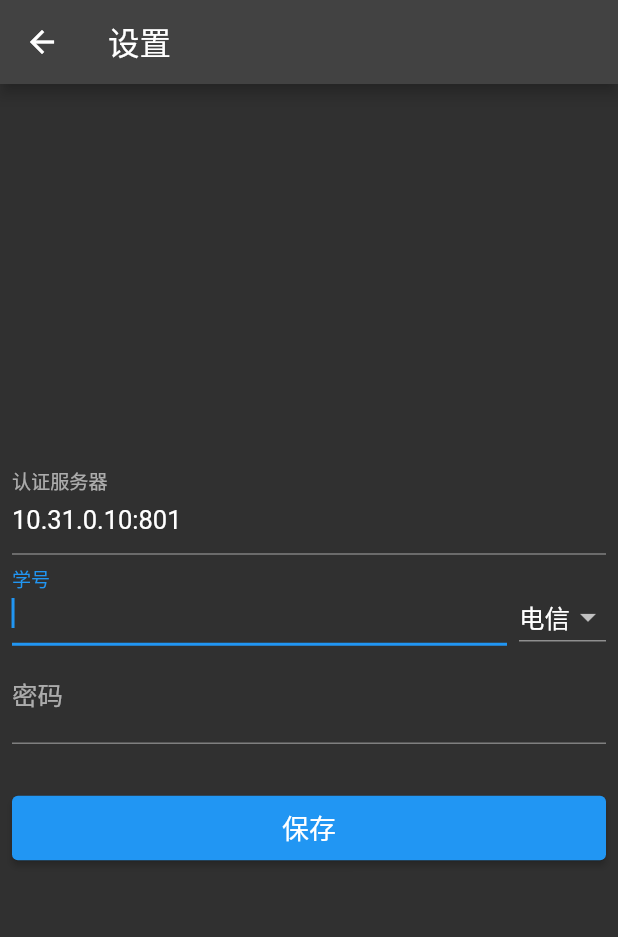
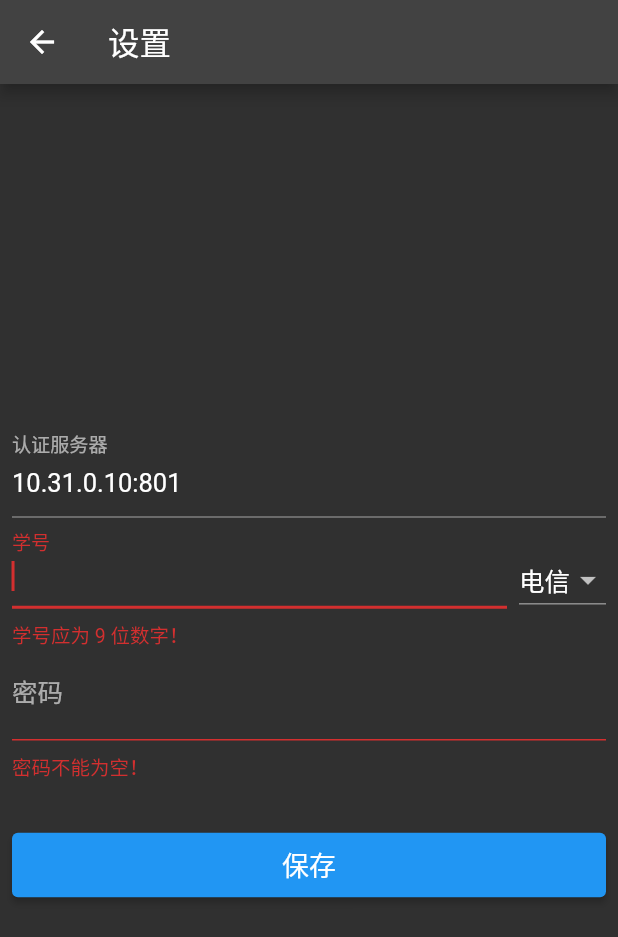
Before and after one commit to Yue-plus/JvtcCampusNetworkDialer, a Flutter app: the screen it shows after launch, after a tap on "设置", on a phone screen of 412 x 824 dp. Shown: the top 937 px of the screen. Run offline on Flutter 3.47's test engine with Material 2 defaults, Android fonts, the phone set to English and light mode, and no system bars; our stand-ins replace shared_preferences.

Commit message:
add settings 表单验证

```diff
--- a/lib/settings.dart
+++ b/lib/settings.dart
@@ -1,4 +1,3 @@
-// import 'package:flutter/foundation.dart';
 import 'package:flutter/material.dart';
 import 'package:shared_preferences/shared_preferences.dart';
 
@@ -22,17 +21,20 @@ class Settings extends StatefulWidget {
 }
 
 class _SettingState extends State<Settings> {
+  final GlobalKey _formKey = GlobalKey<FormState>();
+
   // https://flutter.cn/docs/cookbook/persistence/key-value
   late final SharedPreferences prefs;
 
   /// 认证主机
-  String authHost = '10.31.0.10:801';
+  late String authHost;
   final TextEditingController _authHostController = TextEditingController();
 
   /// 认证主机输入框
   TextFormField _authHostTextField() {
     return TextFormField(
       controller: _authHostController,
+      validator: (v) => v!.trim().isNotEmpty ? null : "认证主机不能为空！",
       decoration: const InputDecoration(
         labelText: '认证服务器',
         hintText: '[IP 地址 / 域名]:[端口号]',
@@ -42,14 +44,18 @@ class _SettingState extends State<Settings> {
   }
 
   /// 学号
-  String stuNum = '';
+  late String stuNum;
   final TextEditingController _stuNumController = TextEditingController();
+
+  /// 学号正则验证；学号应该为 9 位数字
+  final RegExp stuNumRegExp = RegExp(r'\d{8}[0-9]');
 
   /// 学号输入框
   TextFormField _stuNumTextFormField() {
     return TextFormField(
       autofocus: true,
       controller: _stuNumController,
+      validator: (v) => stuNumRegExp.hasMatch(v!.trim()) ? null : '学号应为 9 位数字！',
       keyboardType: TextInputType.number,
       decoration: const InputDecoration(labelText: '学号'),
       onChanged: (v) => setState(() => stuNum = v),
@@ -73,13 +79,14 @@ class _SettingState extends State<Settings> {
   }
 
   /// 密码
-  String password = '';
+  late String password;
   final TextEditingController _passwordController = TextEditingController();
 
   /// 密码输入框
   TextFormField _passwordFormField() {
     return TextFormField(
       controller: _passwordController,
+      validator: (v) => v!.trim().isNotEmpty ? null : "密码不能为空！",
       keyboardType: TextInputType.visiblePassword,
       obscureText: true,
       decoration: const InputDecoration(labelText: '密码'),
@@ -103,17 +110,25 @@ class _SettingState extends State<Settings> {
   }
 
   Future<void> _save() async {
-    prefs.setString('authHost', authHost);
-    prefs.setString('stuNum', stuNum);
+    prefs.setString('authHost', authHost.trim());
+    prefs.setString('stuNum', stuNum.trim());
     prefs.setString('isp', isp.toString());
-    prefs.setString('password', password);
+    prefs.setString('password', password.trim());
     Navigator.pop(context);
   }
 
   Future<void> _initSettings() async {
     prefs = await SharedPreferences.getInstance();
-    _authHostController.text = prefs.getString('authHost') ?? '10.31.0.10:801';
-    _stuNumController.text = prefs.getString('stuNum') ?? '';
+
+    // 初始化本类成员变量
+    authHost = prefs.getString('authHost') ?? '10.31.0.10:801';
+    stuNum = prefs.getString('stuNum') ?? '';
+    password = password = prefs.getString('password') ?? '';
+
+    // 初始化界面
+    _authHostController.text = authHost;
+    _stuNumController.text = stuNum;
+    _passwordController.text = password;
     switch (prefs.getString('isp')) {
       case 'ISP.unicom':
         setState(() => isp = ISP.unicom);
@@ -124,7 +139,6 @@ class _SettingState extends State<Settings> {
       default:
         setState(() => isp = ISP.telecom);
     }
-    _passwordController.text = password = prefs.getString('password') ?? '';
   }
 
   @override
@@ -141,6 +155,9 @@ class _SettingState extends State<Settings> {
         child: Container(
           width: 800,
           padding: const EdgeInsets.all(8),
+          child: Form(
+            key: _formKey,
+            autovalidateMode: AutovalidateMode.always,
             child: Column(
               mainAxisSize: MainAxisSize.min,
               children: [
@@ -160,6 +177,7 @@ class _SettingState extends State<Settings> {
             ),
           ),
         ),
+      ),
     );
   }
 }
```
Lines whose indentation alone changed are shown as unchanged.
